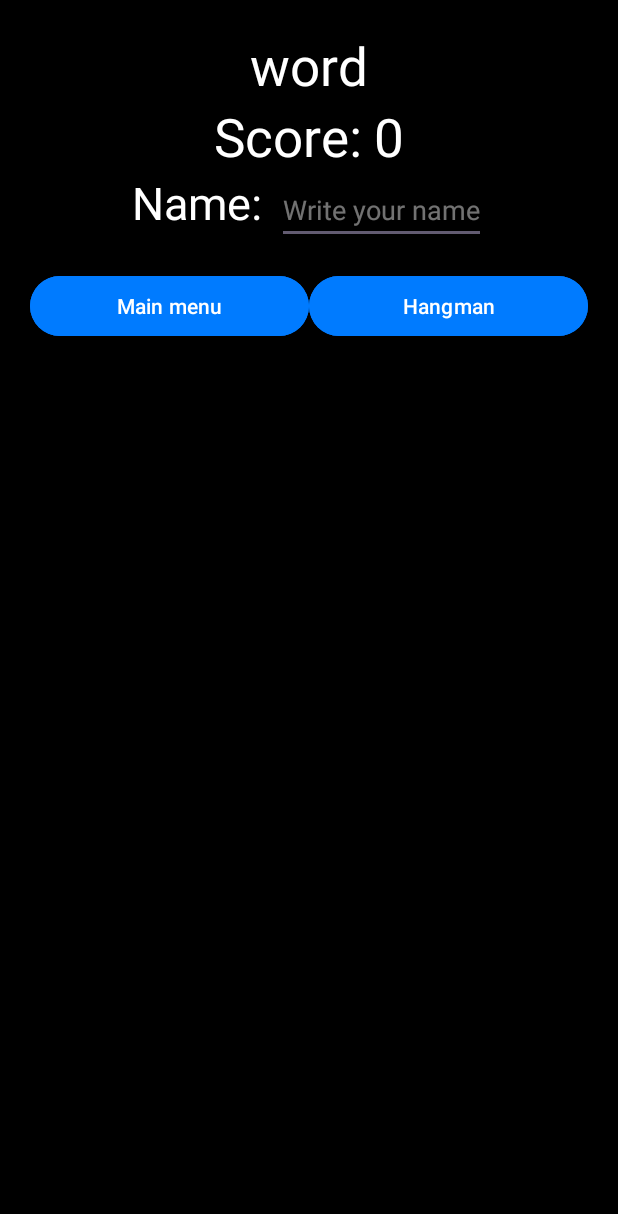
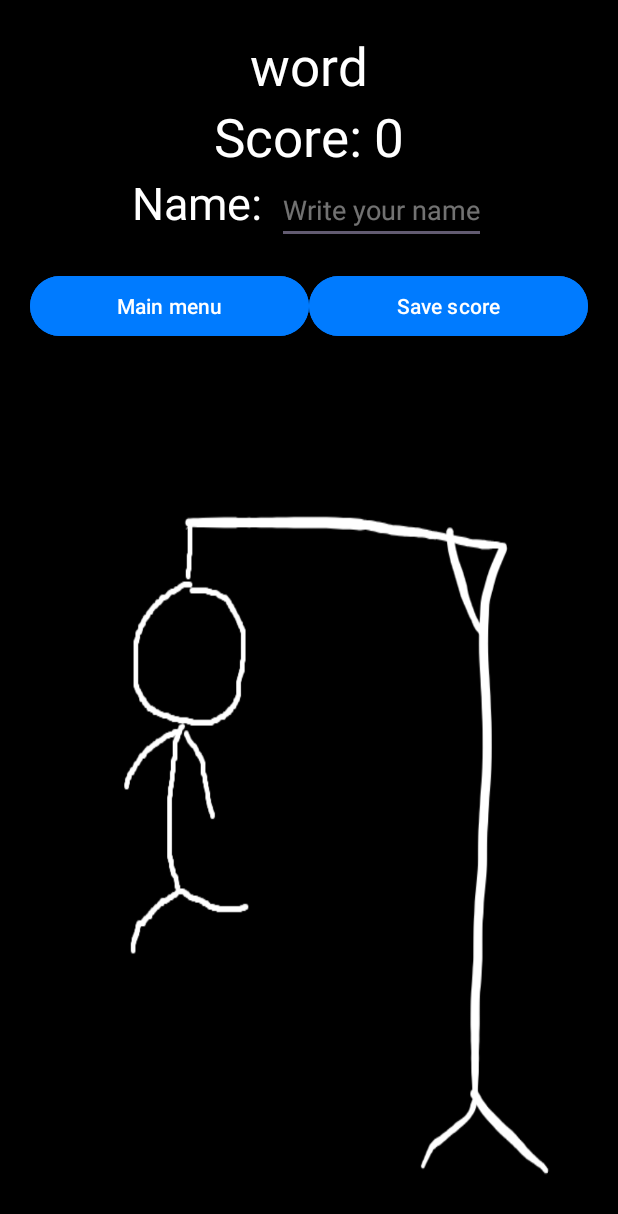
Before and after one commit to JaroslavTupJanku/HangMan, an Android app: the EndGameActivity screen opened directly, with no data from a screen before it, on a phone screen of 412 x 824 dp. Shown: the top 1214 px of the screen. Run offline under Robolectric (Android 15) with nearby library versions, the light colour scheme and no system bars; 2 statements that could not run were skipped.

Commit message:
Updated EndGameActivity

```diff
--- a/app/src/main/java/cz/jarda/hangman/EndGameActivity.java
+++ b/app/src/main/java/cz/jarda/hangman/EndGameActivity.java
@@ -4,15 +4,21 @@ import static java.lang.String.*;
 
 import androidx.appcompat.app.AlertDialog;
 import androidx.appcompat.app.AppCompatActivity;
+import androidx.core.content.ContextCompat;
 
+import android.media.MediaPlayer;
 import android.content.Intent;
 import android.content.SharedPreferences;
 import android.content.pm.ActivityInfo;
+import android.graphics.drawable.AnimationDrawable;
 import android.os.Bundle;
 import android.view.View;
 import android.widget.EditText;
+import android.widget.ImageView;
 import android.widget.TextView;
 import android.widget.Toast;
+
+import java.util.Objects;
 
 public class EndGameActivity extends AppCompatActivity
 {
@@ -40,11 +46,42 @@ public class EndGameActivity extends AppCompatActivity
         lastScore = intent.getIntExtra("score", 0);
         labelScore.setText(valueOf(lastScore));
         win = intent.getBooleanExtra("isWin", false);
-        word = intent.getStringExtra("word");
+        word = Objects.requireNonNull(intent.getStringExtra("word")).toUpperCase();
 
-        if (word != null) {
-            labelWord.setText(word.toUpperCase());
+        labelWord.setText(word.toUpperCase());
+        initAnimation();
+    }
+
+    private void initAnimation()  //Second way to create animation
+    {
+        AnimationDrawable anim = new AnimationDrawable();
+        ImageView image = findViewById(R.id.image);
+        MediaPlayer mp;
+
+        if (!win)
+        {
+            mp = MediaPlayer.create(this, R.raw.loosegame);
+            mp.start();
+
+            anim.addFrame(Objects.requireNonNull(ContextCompat.getDrawable(this, R.drawable.e1)), 1500);
+            anim.addFrame(Objects.requireNonNull(ContextCompat.getDrawable(this, R.drawable.e2)), 1500);
+            anim.addFrame(Objects.requireNonNull(ContextCompat.getDrawable(this, R.drawable.e3)), 1500);
         }
+        else
+        {
+            mp = MediaPlayer.create(this, R.raw.wingame);
+            mp.start();
+
+            anim.addFrame(Objects.requireNonNull(ContextCompat.getDrawable(this, R.drawable.v1)), 1000);
+            anim.addFrame(Objects.requireNonNull(ContextCompat.getDrawable(this, R.drawable.v2)), 1000);
+            anim.addFrame(Objects.requireNonNull(ContextCompat.getDrawable(this, R.drawable.v3)), 1000);
+            anim.addFrame(Objects.requireNonNull(ContextCompat.getDrawable(this, R.drawable.v4)), 1000);
+            anim.addFrame(Objects.requireNonNull(ContextCompat.getDrawable(this, R.drawable.v5)), 1000);
+            anim.addFrame(Objects.requireNonNull(ContextCompat.getDrawable(this, R.drawable.v6)), 1000);
+            anim.addFrame(Objects.requireNonNull(ContextCompat.getDrawable(this, R.drawable.v7)), 1000);
+        }
+        image.setBackground(anim);
+        anim.start();
     }
 
     public void saveScore(View v)
@@ -71,9 +108,6 @@ public class EndGameActivity extends AppCompatActivity
         dialog.show();
     }
 
-
-
-
     private void saveScoreToMemory()
     {
         SharedPreferences preferences = getSharedPreferences("hangman_results", MODE_PRIVATE); //Private file for application
--- a/app/src/main/java/cz/jarda/models/HangmanVisualizer.java
+++ b/app/src/main/java/cz/jarda/services/HangmanVisualizer.java
@@ -1,4 +1,4 @@
-package cz.jarda.models;
+package cz.jarda.services;
 
 import android.widget.ImageView;
 import java.util.HashMap;
--- a/app/src/main/res/layout/activity_end_game.xml
+++ b/app/src/main/res/layout/activity_end_game.xml
@@ -9,7 +9,8 @@
     android:padding="20dp"
     tools:context=".EndGameActivity">
 
-    <androidx.constraintlayout.widget.ConstraintLayout android:layout_width="match_parent"
+    <androidx.constraintlayout.widget.ConstraintLayout
+        android:layout_width="match_parent"
         android:layout_height="match_parent">
 
         <TextView
@@ -17,7 +18,7 @@
             android:layout_width="wrap_content"
             android:layout_height="wrap_content"
             android:layout_gravity="center_horizontal|top"
-            android:text="word"
+            android:text="@string/word"
             android:textAppearance="?android:attr/textAppearanceLarge"
             android:textColor="@android:color/white"
             android:textSize="35sp"
@@ -48,8 +49,7 @@
                 android:layout_width="wrap_content"
                 android:layout_height="wrap_content"
                 android:layout_marginStart="8dp"
-                android:layout_marginLeft="8dp"
-                android:text="999"
+                android:text="@string/score"
                 android:textAppearance="?android:attr/textAppearanceLarge"
                 android:textColor="@android:color/white"
                 android:textSize="35sp" />
@@ -115,7 +115,7 @@
                 android:layout_height="wrap_content"
                 android:layout_weight="0.5"
                 android:onClick="saveScore"
-                android:text="@string/app_name" />
+                android:text="@string/save_score" />
 
         </LinearLayout>
 
```
Also changed, not shown: app/src/main/java/cz/jarda/hangman/MainGameActivity.java (+4 -4 lines), app/src/main/res/anim/v5.png (added), app/src/main/res/anim/v6.png (added), app/src/main/res/drawable/e1.png (added), app/src/main/res/drawable/e2.png (added), app/src/main/res/drawable/e3.png (added), app/src/main/res/drawable/v1.png (added), app/src/main/res/drawable/v2.png (added), app/src/main/res/drawable/v3.png (added), app/src/main/res/drawable/v4.png (added), app/src/main/res/drawable/v5.png (added), app/src/main/res/drawable/v6.png (added), app/src/main/res/drawable/v7.png (added), 2 other files.
